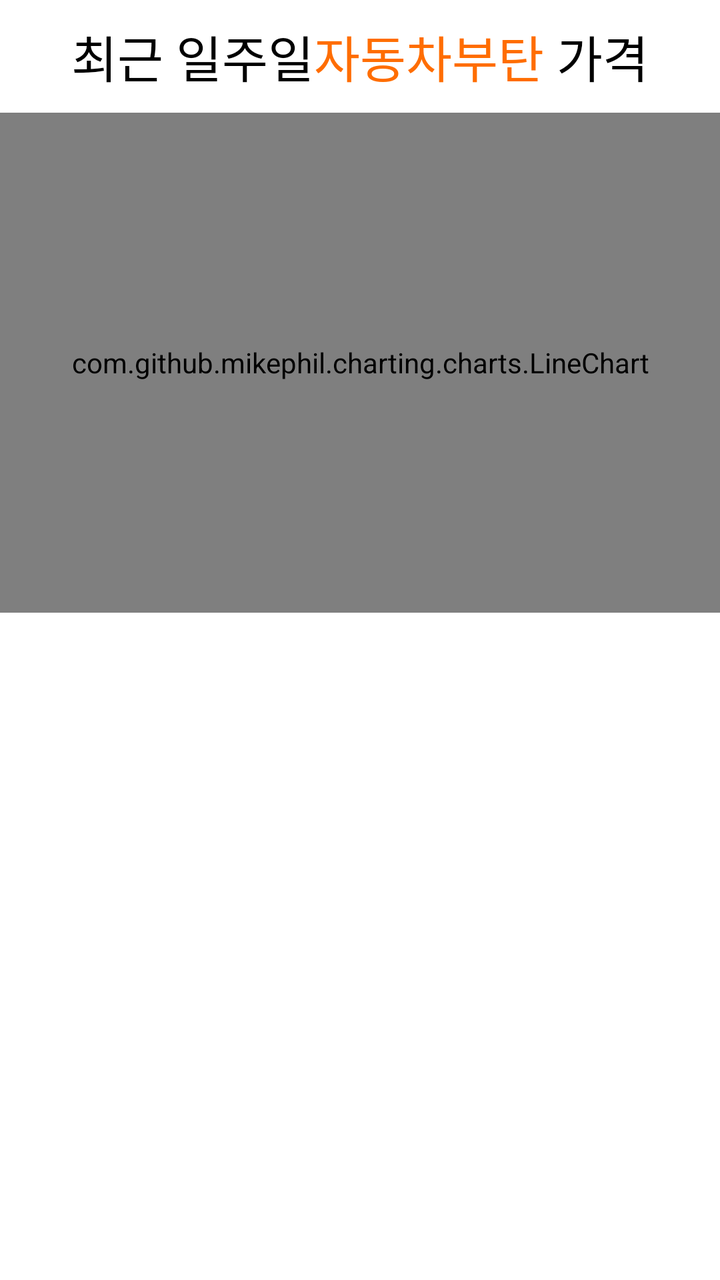
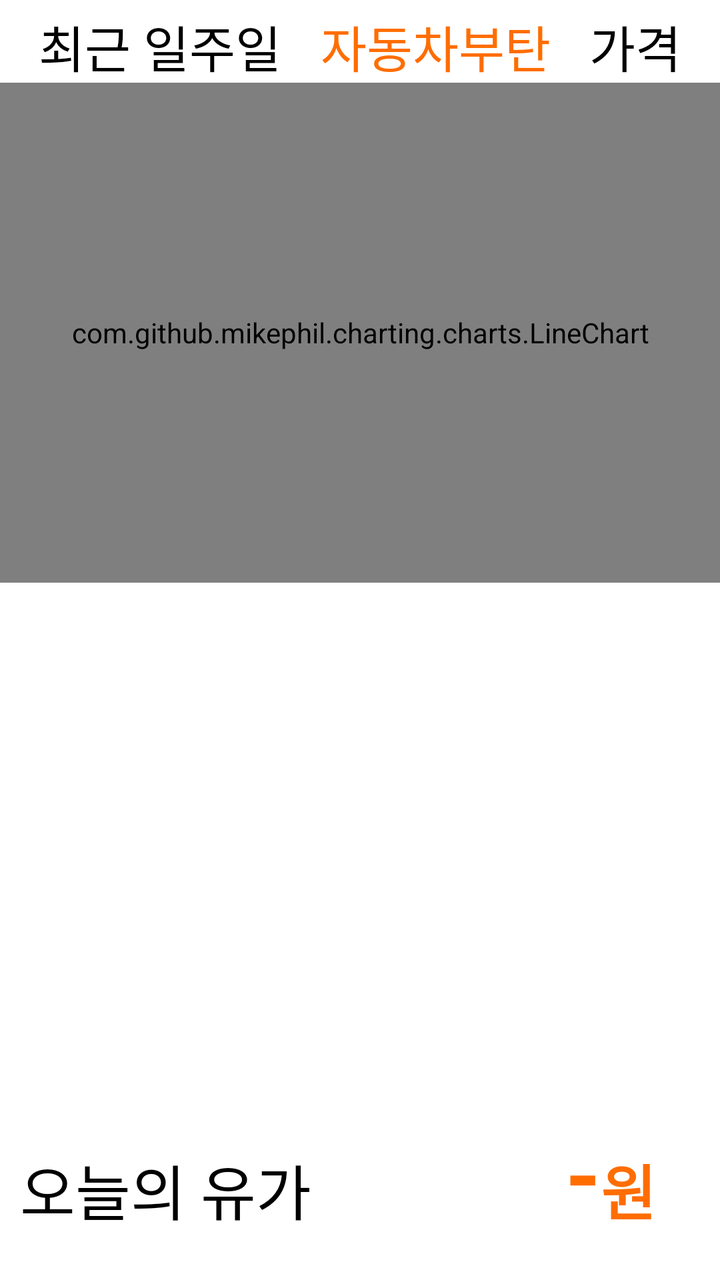

Two renders of the same Android screen: before a commit and after it. Below are the layout's source before the change and the commit's diff.
<!-- AndroidManifest.xml: application theme Theme.AppCompat.NoActionBar -->
<!-- res/layout/fragment_oil_avg.xml -->
<?xml version="1.0" encoding="utf-8"?>
<LinearLayout xmlns:android="http://schemas.android.com/apk/res/android"
    xmlns:tools="http://schemas.android.com/tools"
    android:layout_width="match_parent"
    android:layout_height="match_parent"
    android:background="@color/white"
    android:orientation="vertical">

    <LinearLayout
        android:layout_width="match_parent"
        android:layout_height="wrap_content"
        android:layout_marginTop="10dp"
        android:orientation="horizontal">

        <LinearLayout
            android:layout_width="match_parent"
            android:layout_height="match_parent"
            android:layout_gravity="center"
            android:gravity="center"
            android:orientation="horizontal">

            <TextView
                android:layout_width="wrap_content"
                android:layout_height="wrap_content"
                android:text="최근 일주일"
                android:textColor="@color/black"
                android:textSize="25sp" />

            <TextView
                android:id="@+id/oilKind"
                android:layout_width="wrap_content"
                android:layout_height="wrap_content"
                android:text="자동차부탄 "
                android:textColor="@color/app_background"
                android:textSize="25sp" />

            <TextView
                android:layout_width="wrap_content"
                android:layout_height="wrap_content"
                android:text="가격"
                android:textColor="@color/black"
                android:textSize="25sp" />

        </LinearLayout>

    </LinearLayout>


    <com.github.mikephil.charting.charts.LineChart
        android:id="@+id/line_chart"
        android:layout_width="match_parent"
        android:layout_height="250dp"
        android:layout_marginTop="10dp" />


    <androidx.recyclerview.widget.RecyclerView
        android:id="@+id/oilAvg_recyclerView"
        android:layout_width="match_parent"
        android:layout_height="300dp"
        android:layout_marginTop="25dp" />

    <LinearLayout
        android:layout_width="match_parent"
        android:layout_height="wrap_content"
        android:orientation="horizontal">

        <TextView
            android:layout_width="wrap_content"
            android:layout_height="wrap_content"
            android:layout_gravity="center_vertical"
            android:layout_marginLeft="20dp"
            android:text="오늘의 유가"
            android:textAlignment="center"
            android:textColor="@color/black"
            android:textSize="30sp"
            tools:ignore="RtlCompat" />

        <TextView
            android:id="@+id/priceText"
            android:layout_width="wrap_content"
            android:layout_height="wrap_content"
            android:layout_gravity="center_vertical"
            android:layout_marginLeft="60dp"
            android:text="-"
            android:textAlignment="center"
            android:textColor="@color/app_background"
            android:textSize="45sp"
            android:textStyle="bold"
            tools:ignore="RtlCompat" />

        <TextView
            android:layout_width="wrap_content"
            android:layout_height="wrap_content"
            android:layout_gravity="bottom"
            android:text="원"
            android:textColor="@color/app_background"
            android:textSize="30sp"
            android:textStyle="bold" />


    </LinearLayout>


</LinearLayout>
<!-- resources referenced by this layout -->
<resources>
  <color name="app_background">#FF6D00</color>
  <color name="black">#FF000000</color>
  <color name="white">#FFFFFFFF</color>
</resources>

<!-- the commit's change to res/layout/fragment_oil_avg.xml (unified diff, before → after) -->
@@ -1,104 +1,100 @@
 <?xml version="1.0" encoding="utf-8"?>
-<LinearLayout xmlns:android="http://schemas.android.com/apk/res/android"
+<androidx.constraintlayout.widget.ConstraintLayout xmlns:android="http://schemas.android.com/apk/res/android"
+    xmlns:app="http://schemas.android.com/apk/res-auto"
     xmlns:tools="http://schemas.android.com/tools"
     android:layout_width="match_parent"
     android:layout_height="match_parent"
-    android:background="@color/white"
-    android:orientation="vertical">
+    android:background="@color/white">
 
-    <LinearLayout
-        android:layout_width="match_parent"
+
+    <TextView
+        android:id="@+id/textView5"
+        android:layout_width="wrap_content"
         android:layout_height="wrap_content"
-        android:layout_marginTop="10dp"
-        android:orientation="horizontal">
+        android:layout_marginTop="5dp"
+        android:text="최근 일주일"
+        android:textColor="@color/black"
+        android:textSize="25sp"
+        app:layout_constraintEnd_toStartOf="@+id/oilKind"
+        app:layout_constraintHorizontal_bias="0.5"
+        app:layout_constraintStart_toStartOf="parent"
+        app:layout_constraintTop_toTopOf="parent" />
 
-        <LinearLayout
-            android:layout_width="match_parent"
-            android:layout_height="match_parent"
-            android:layout_gravity="center"
-            android:gravity="center"
-            android:orientation="horizontal">
+    <TextView
+        android:id="@+id/oilKind"
+        android:layout_width="wrap_content"
+        android:layout_height="wrap_content"
+        android:text="자동차부탄"
+        android:textColor="@color/app_background"
+        android:textSize="25sp"
+        app:layout_constraintEnd_toStartOf="@+id/textView6"
+        app:layout_constraintHorizontal_bias="0.5"
+        app:layout_constraintStart_toEndOf="@+id/textView5"
+        app:layout_constraintTop_toTopOf="@+id/textView5" />
 
-            <TextView
-                android:layout_width="wrap_content"
-                android:layout_height="wrap_content"
-                android:text="최근 일주일"
-                android:textColor="@color/black"
-                android:textSize="25sp" />
-
-            <TextView
-                android:id="@+id/oilKind"
-                android:layout_width="wrap_content"
-                android:layout_height="wrap_content"
-                android:text="자동차부탄 "
-                android:textColor="@color/app_background"
-                android:textSize="25sp" />
-
-            <TextView
-                android:layout_width="wrap_content"
-                android:layout_height="wrap_content"
-                android:text="가격"
-                android:textColor="@color/black"
-                android:textSize="25sp" />
-
-        </LinearLayout>
-
-    </LinearLayout>
-
+    <TextView
+        android:id="@+id/textView6"
+        android:layout_width="wrap_content"
+        android:layout_height="wrap_content"
+        android:text="가격"
+        android:textColor="@color/black"
+        android:textSize="25sp"
+        app:layout_constraintEnd_toEndOf="parent"
+        app:layout_constraintHorizontal_bias="0.5"
+        app:layout_constraintStart_toEndOf="@+id/oilKind"
+        app:layout_constraintTop_toTopOf="@+id/oilKind" />
 
     <com.github.mikephil.charting.charts.LineChart
         android:id="@+id/line_chart"
         android:layout_width="match_parent"
         android:layout_height="250dp"
-        android:layout_marginTop="10dp" />
-
+        app:layout_constraintEnd_toEndOf="parent"
+        app:layout_constraintStart_toStartOf="parent"
+        app:layout_constraintTop_toBottomOf="@+id/textView5" />
 
     <androidx.recyclerview.widget.RecyclerView
         android:id="@+id/oilAvg_recyclerView"
         android:layout_width="match_parent"
-        android:layout_height="300dp"
-        android:layout_marginTop="25dp" />
+        android:layout_height="250dp"
+        android:layout_marginTop="5dp"
+        app:layout_constraintEnd_toEndOf="parent"
+        app:layout_constraintStart_toStartOf="parent"
+        app:layout_constraintTop_toBottomOf="@+id/line_chart" />
 
-    <LinearLayout
-        android:layout_width="match_parent"
+    <TextView
+        android:id="@+id/textView9"
+        android:layout_width="wrap_content"
         android:layout_height="wrap_content"
-        android:orientation="horizontal">
+        android:layout_marginStart="10dp"
+        android:text="오늘의 유가"
+        android:textColor="@color/black"
+        android:textSize="30sp"
+        app:layout_constraintBottom_toBottomOf="@+id/priceText"
+        app:layout_constraintStart_toStartOf="parent" />
 
-        <TextView
-            android:layout_width="wrap_content"
-            android:layout_height="wrap_content"
-            android:layout_gravity="center_vertical"
-            android:layout_marginLeft="20dp"
-            android:text="오늘의 유가"
-            android:textAlignment="center"
-            android:textColor="@color/black"
-            android:textSize="30sp"
-            tools:ignore="RtlCompat" />
+    <TextView
+        android:id="@+id/priceText"
+        android:layout_width="wrap_content"
+        android:layout_height="wrap_content"
+        android:layout_marginTop="10dp"
+        android:text="-"
+        android:textColor="@color/app_background"
+        android:textSize="45sp"
+        android:textStyle="bold"
+        app:layout_constraintEnd_toStartOf="@+id/textView10"
+        app:layout_constraintTop_toBottomOf="@+id/oilAvg_recyclerView" />
 
-        <TextView
-            android:id="@+id/priceText"
-            android:layout_width="wrap_content"
-            android:layout_height="wrap_content"
-            android:layout_gravity="center_vertical"
-            android:layout_marginLeft="60dp"
-            android:text="-"
-            android:textAlignment="center"
-            android:textColor="@color/app_background"
-            android:textSize="45sp"
-            android:textStyle="bold"
-            tools:ignore="RtlCompat" />
-
-        <TextView
-            android:layout_width="wrap_content"
-            android:layout_height="wrap_content"
-            android:layout_gravity="bottom"
-            android:text="원"
-            android:textColor="@color/app_background"
-            android:textSize="30sp"
-            android:textStyle="bold" />
+    <TextView
+        android:id="@+id/textView10"
+        android:layout_width="wrap_content"
+        android:layout_height="wrap_content"
+        android:layout_marginEnd="32dp"
+        android:text="원"
+        android:textColor="@color/app_background"
+        android:textSize="30sp"
+        android:textStyle="bold"
+        app:layout_constraintBottom_toBottomOf="@+id/priceText"
+        app:layout_constraintEnd_toEndOf="parent" />
 
 
-    </LinearLayout>
-
-
-</LinearLayout>
+</androidx.constraintlayout.widget.ConstraintLayout>
